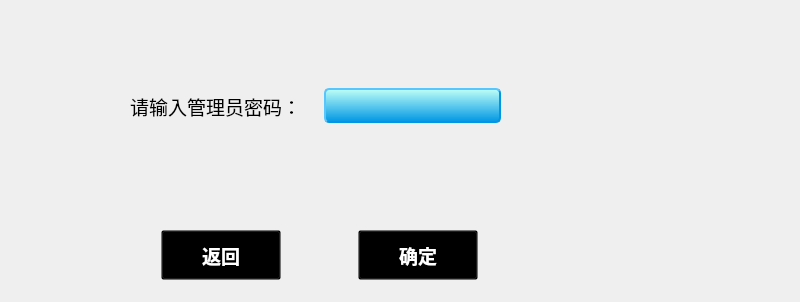
ives560/InverterController, file password.ui: the form before one commit.
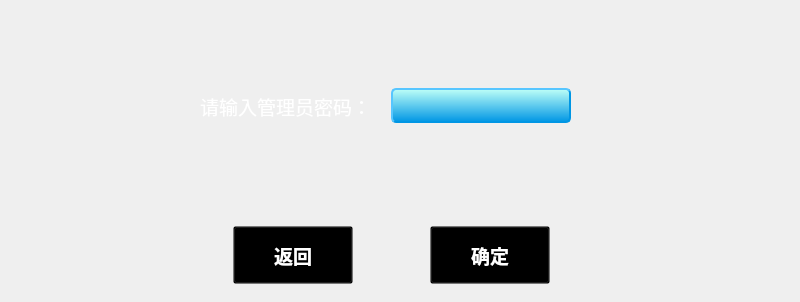
The form after the commit. Icons and pictures are not drawn.

The edit to the form file:
```diff
--- a/password.ui
+++ b/password.ui
@@ -22,13 +22,16 @@
   <widget class="QWidget" name="layoutWidget">
    <property name="geometry">
     <rect>
-     <x>130</x>
+     <x>200</x>
      <y>80</y>
      <width>371</width>
      <height>52</height>
     </rect>
    </property>
    <layout class="QHBoxLayout" name="horizontalLayout">
+    <property name="spacing">
+     <number>0</number>
+    </property>
     <item>
      <widget class="QLabel" name="label">
       <property name="minimumSize">
@@ -43,6 +46,9 @@
         <pointsize>14</pointsize>
        </font>
       </property>
+      <property name="styleSheet">
+       <string notr="true">color: rgb(255, 255, 255);</string>
+      </property>
       <property name="text">
        <string>请输入管理员密码：</string>
       </property>
@@ -94,18 +100,15 @@
     </item>
    </layout>
   </widget>
-  <widget class="QWidget" name="layoutWidget">
-   <property name="geometry">
-    <rect>
-     <x>90</x>
-     <y>220</y>
-     <width>461</width>
-     <height>71</height>
-    </rect>
-   </property>
-   <layout class="QHBoxLayout" name="horizontalLayout_2">
-    <item>
      <widget class="QToolButton" name="tbtn_back">
+   <property name="geometry">
+    <rect>
+     <x>233</x>
+     <y>226</y>
+     <width>120</width>
+     <height>58</height>
+    </rect>
+   </property>
       <property name="minimumSize">
        <size>
         <width>120</width>
@@ -139,9 +142,15 @@
        <enum>Qt::ToolButtonTextBesideIcon</enum>
       </property>
      </widget>
-    </item>
-    <item>
      <widget class="QToolButton" name="tbtn_ok">
+   <property name="geometry">
+    <rect>
+     <x>430</x>
+     <y>226</y>
+     <width>120</width>
+     <height>58</height>
+    </rect>
+   </property>
       <property name="minimumSize">
        <size>
         <width>120</width>
@@ -174,9 +183,6 @@
       <property name="toolButtonStyle">
        <enum>Qt::ToolButtonTextBesideIcon</enum>
       </property>
-     </widget>
-    </item>
-   </layout>
   </widget>
  </widget>
  <resources>
```
Lines whose indentation alone changed are shown as unchanged.
